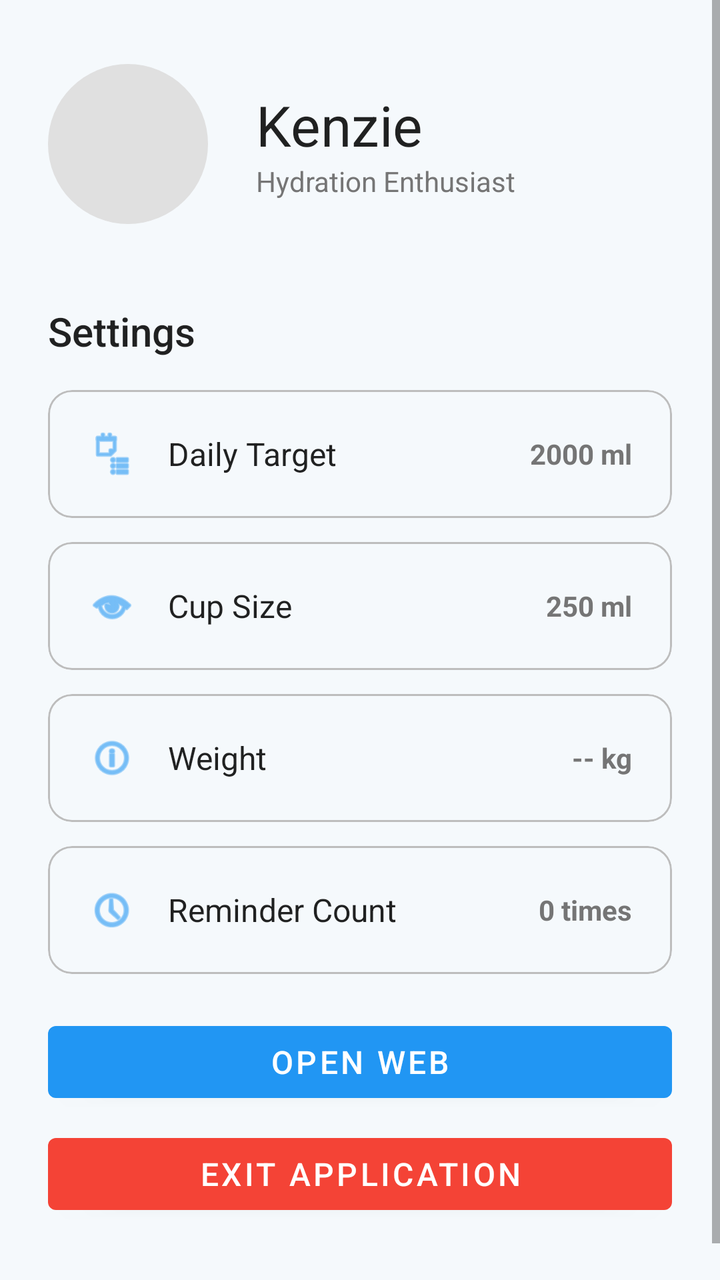
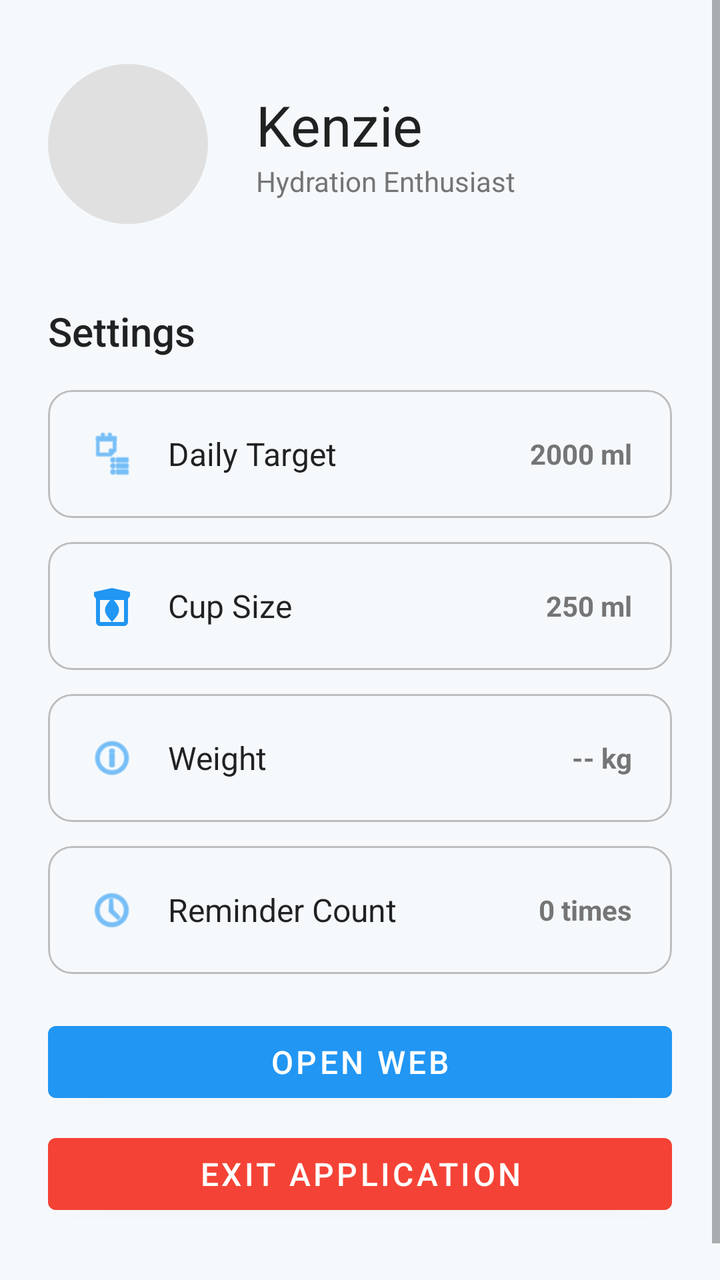

The first picture is an Android layout as it rendered before a commit; the second is the same layout after the commit. The layout source and the unified diff follow.
<!-- AndroidManifest.xml: application theme Theme.WaterTracker -->
<!-- res/layout/fragment_profile.xml -->
<?xml version="1.0" encoding="utf-8"?>
<ScrollView xmlns:android="http://schemas.android.com/apk/res/android"
    xmlns:app="http://schemas.android.com/apk/res-auto"
    xmlns:tools="http://schemas.android.com/tools"
    android:layout_width="match_parent"
    android:layout_height="match_parent"
    android:background="?android:attr/windowBackground"
    tools:context=".ProfileFragment">

    <androidx.constraintlayout.widget.ConstraintLayout
        android:layout_width="match_parent"
        android:layout_height="wrap_content">

        
        <LinearLayout
            android:id="@+id/profileHeader"
            android:layout_width="0dp"
            android:layout_height="wrap_content"
            android:orientation="horizontal"
            android:paddingStart="24dp"
            android:paddingEnd="24dp"
            android:paddingTop="32dp"
            android:paddingBottom="16dp"
            android:gravity="center_vertical"
            app:layout_constraintTop_toTopOf="parent"
            app:layout_constraintStart_toStartOf="parent"
            app:layout_constraintEnd_toEndOf="parent">

            <View
                android:id="@+id/avatarCircle"
                android:layout_width="80dp"
                android:layout_height="80dp"
                android:background="@drawable/avatar_placeholder_circle" />

            <LinearLayout
                android:layout_width="0dp"
                android:layout_height="wrap_content"
                android:layout_weight="1"
                android:orientation="vertical"
                android:layout_marginStart="24dp">

                <TextView
                    android:layout_width="wrap_content"
                    android:layout_height="wrap_content"
                    android:fontFamily="sans-serif-bold"
                    android:text="Kenzie"
                    android:textColor="?android:attr/textColorPrimary"
                    android:textSize="28sp" />

                <TextView
                    android:layout_width="wrap_content"
                    android:layout_height="wrap_content"
                    android:text="Hydration Enthusiast"
                    android:textColor="@color/water_text_secondary"
                    android:textSize="14sp" />
            </LinearLayout>
        </LinearLayout>

        <LinearLayout
            android:id="@+id/settingsList"
            android:layout_width="0dp"
            android:layout_height="wrap_content"
            android:orientation="vertical"
            android:paddingStart="24dp"
            android:paddingEnd="24dp"
            android:paddingTop="24dp"
            android:paddingBottom="48dp"
            app:layout_constraintTop_toBottomOf="@id/profileHeader"
            app:layout_constraintStart_toStartOf="parent"
            app:layout_constraintEnd_toEndOf="parent"
            app:layout_constraintBottom_toBottomOf="parent">

            <TextView
                android:layout_width="wrap_content"
                android:layout_height="wrap_content"
                android:fontFamily="sans-serif-medium"
                android:text="Settings"
                android:textColor="?android:attr/textColorPrimary"
                android:textSize="20sp"
                android:layout_marginBottom="16dp" />

            
            <com.google.android.material.card.MaterialCardView
                android:id="@+id/cardDailyTarget"
                android:layout_width="match_parent"
                android:layout_height="wrap_content"
                android:layout_marginBottom="12dp"
                app:cardCornerRadius="12dp"
                app:cardElevation="0dp"
                app:strokeWidth="1dp"
                app:strokeColor="@color/water_divider"
                app:cardBackgroundColor="@android:color/transparent">

                <LinearLayout
                    android:layout_width="match_parent"
                    android:layout_height="wrap_content"
                    android:orientation="horizontal"
                    android:padding="20dp"
                    android:gravity="center_vertical">
                    
                    <ImageView
                        android:layout_width="24dp"
                        android:layout_height="24dp"
                        android:src="@android:drawable/ic_menu_agenda"
                        app:tint="@color/water_blue_primary" />

                    <TextView
                        android:layout_width="0dp"
                        android:layout_weight="1"
                        android:layout_height="wrap_content"
                        android:layout_marginStart="16dp"
                        android:text="Daily Target"
                        android:textSize="16sp"
                        android:textColor="?android:attr/textColorPrimary"/>

                    <TextView
                        android:id="@+id/tvDailyTargetValue"
                        android:layout_width="wrap_content"
                        android:layout_height="wrap_content"
                        android:text="2000 ml"
                        android:textStyle="bold"
                        android:textColor="@color/water_text_secondary"/>
                </LinearLayout>
            </com.google.android.material.card.MaterialCardView>

            
            <com.google.android.material.card.MaterialCardView
                android:id="@+id/cardCupSize"
                android:layout_width="match_parent"
                android:layout_height="wrap_content"
                android:layout_marginBottom="12dp"
                app:cardCornerRadius="12dp"
                app:cardElevation="0dp"
                app:strokeWidth="1dp"
                app:strokeColor="@color/water_divider"
                app:cardBackgroundColor="@android:color/transparent">

                <LinearLayout
                    android:layout_width="match_parent"
                    android:layout_height="wrap_content"
                    android:orientation="horizontal"
                    android:padding="20dp"
                    android:gravity="center_vertical">

                    <ImageView
                        android:layout_width="24dp"
                        android:layout_height="24dp"
                        android:src="@android:drawable/ic_menu_view"
                        app:tint="@color/water_blue_primary" />

                    <TextView
                        android:layout_width="0dp"
                        android:layout_weight="1"
                        android:layout_height="wrap_content"
                        android:layout_marginStart="16dp"
                        android:text="Cup Size"
                        android:textSize="16sp"
                        android:textColor="?android:attr/textColorPrimary"/>

                    <TextView
                        android:id="@+id/tvCupSizeValue"
                        android:layout_width="wrap_content"
                        android:layout_height="wrap_content"
                        android:text="250 ml"
                        android:textStyle="bold"
                        android:textColor="@color/water_text_secondary"/>
                </LinearLayout>
            </com.google.android.material.card.MaterialCardView>

            
            <com.google.android.material.card.MaterialCardView
                android:id="@+id/cardWeight"
                android:layout_width="match_parent"
                android:layout_height="wrap_content"
                android:layout_marginBottom="12dp"
                app:cardCornerRadius="12dp"
                app:cardElevation="0dp"
                app:strokeWidth="1dp"
                app:strokeColor="@color/water_divider"
                app:cardBackgroundColor="@android:color/transparent">

                <LinearLayout
                    android:layout_width="match_parent"
                    android:layout_height="wrap_content"
                    android:orientation="horizontal"
                    android:padding="20dp"
                    android:gravity="center_vertical">
                    
                    <ImageView
                        android:layout_width="24dp"
                        android:layout_height="24dp"
                        android:src="@android:drawable/ic_menu_info_details"
                        app:tint="@color/water_blue_primary" />

                    <TextView
                        android:layout_width="0dp"
                        android:layout_weight="1"
                        android:layout_height="wrap_content"
                        android:layout_marginStart="16dp"
                        android:text="Weight"
                        android:textSize="16sp"
                        android:textColor="?android:attr/textColorPrimary"/>

                    <TextView
                        android:id="@+id/tvWeightValue"
                        android:layout_width="wrap_content"
                        android:layout_height="wrap_content"
                        android:text="-- kg"
                        android:textStyle="bold"
                        android:textColor="@color/water_text_secondary"/>
                </LinearLayout>
            </com.google.android.material.card.MaterialCardView>

            
            <com.google.android.material.card.MaterialCardView
                android:id="@+id/cardReminderFrequency"
                android:layout_width="match_parent"
                android:layout_height="wrap_content"
                android:layout_marginBottom="12dp"
                app:cardCornerRadius="12dp"
                app:cardElevation="0dp"
                app:strokeWidth="1dp"
                app:strokeColor="@color/water_divider"
                app:cardBackgroundColor="@android:color/transparent">

                <LinearLayout
                    android:layout_width="match_parent"
                    android:layout_height="wrap_content"
                    android:orientation="horizontal"
                    android:padding="20dp"
                    android:gravity="center_vertical">
                    
                    <ImageView
                        android:layout_width="24dp"
                        android:layout_height="24dp"
                        android:src="@android:drawable/ic_menu_recent_history"
                        app:tint="@color/water_blue_primary" />

                    <TextView
                        android:layout_width="0dp"
                        android:layout_weight="1"
                        android:layout_height="wrap_content"
                        android:layout_marginStart="16dp"
                        android:text="Reminder Count"
                        android:textSize="16sp"
                        android:textColor="?android:attr/textColorPrimary"/>

                    <TextView
                        android:id="@+id/tvReminderFrequencyValue"
                        android:layout_width="wrap_content"
                        android:layout_height="wrap_content"
                        android:text="0 times"
                        android:textStyle="bold"
                        android:textColor="@color/water_text_secondary"/>
                </LinearLayout>
            </com.google.android.material.card.MaterialCardView>

            
            <com.google.android.material.button.MaterialButton
                android:id="@+id/btnOpenWeb"
                android:layout_width="match_parent"
                android:layout_height="wrap_content"
                android:layout_marginTop="8dp"
                android:text="Open Web"
                android:textSize="16sp" />

            
            <com.google.android.material.button.MaterialButton
                android:id="@+id/btnExit"
                android:layout_width="match_parent"
                android:layout_height="wrap_content"
                android:layout_marginTop="8dp"
                android:text="Exit Application"
                android:textSize="16sp"
                app:backgroundTint="#F44336" />

        </LinearLayout>
    </androidx.constraintlayout.widget.ConstraintLayout>
</ScrollView>
<!-- resources referenced by this layout -->
<resources>
  <color name="water_blue_primary">#2196F3</color>
  <color name="water_divider">#BDBDBD</color>
  <color name="water_text_secondary">#757575</color>
  <!-- drawable avatar_placeholder_circle (drawable) -->
  <?xml version="1.0" encoding="utf-8"?>
  <shape xmlns:android="http://schemas.android.com/apk/res/android"
      android:shape="oval">
      <solid android:color="@color/water_placeholder_light" />
  </shape>
  <style name="Theme.WaterTracker" parent="Theme.MaterialComponents.DayNight.NoActionBar">
          
          <item name="colorPrimary">@color/water_blue_primary</item>
          <item name="colorPrimaryVariant">@color/water_blue_dark</item>
          <item name="colorOnPrimary">@color/water_white</item>
          
          <item name="colorSecondary">@color/water_blue_accent</item>
          <item name="colorSecondaryVariant">@color/water_blue_accent_light</item>
          <item name="colorOnSecondary">@color/water_white</item>
          
          <item name="android:statusBarColor">?attr/colorPrimaryVariant</item>
          
          <item name="android:windowBackground">@color/water_bg_light</item>
          <item name="colorSurface">@color/water_white</item>
      </style>
  <color name="water_placeholder_light">#E0E0E0</color>
  <color name="water_blue_dark">#1976D2</color>
  <color name="water_white">#FFFFFF</color>
  <color name="water_blue_accent">#00BCD4</color>
  <color name="water_blue_accent_light">#81D4FA</color>
  <color name="water_bg_light">#F5F9FC</color>
</resources>

<!-- the commit's change to res/layout/fragment_profile.xml (unified diff, before → after) -->
@@ -145,7 +145,7 @@
                     <ImageView
                         android:layout_width="24dp"
                         android:layout_height="24dp"
-                        android:src="@android:drawable/ic_menu_view"
+                        android:src="@drawable/ic_glass"
                         app:tint="@color/water_blue_primary" />
 
                     <TextView
<!-- resource entries referenced after the edit -->
@@ -9,6 +9,16 @@
       android:shape="oval">
       <solid android:color="@color/water_placeholder_light" />
   </shape>
+  <!-- drawable ic_glass (drawable) -->
+  <vector xmlns:android="http://schemas.android.com/apk/res/android"
+      android:width="24dp"
+      android:height="24dp"
+      android:viewportWidth="24"
+      android:viewportHeight="24">
+      <path
+          android:fillColor="#FF000000"
+          android:pathData="M15.5,14c0-2.43-2.33-4.57-3.5-6c-1.17,1.43-3.5,3.57-3.5,6c0,2.43,2.33,4.57,3.5,6C13.17,18.57,15.5,16.43,15.5,14z M12,3L3,5v2l1,1.42V20c0,1.1,0.9,2,2,2h12c1.1,0,2-0.9,2-2V8.42L21,7V5L12,3z M18,20H6V9h12V20z" />
+  </vector>
   <style name="Theme.WaterTracker" parent="Theme.MaterialComponents.DayNight.NoActionBar">
           
           <item name="colorPrimary">@color/water_blue_primary</item>
